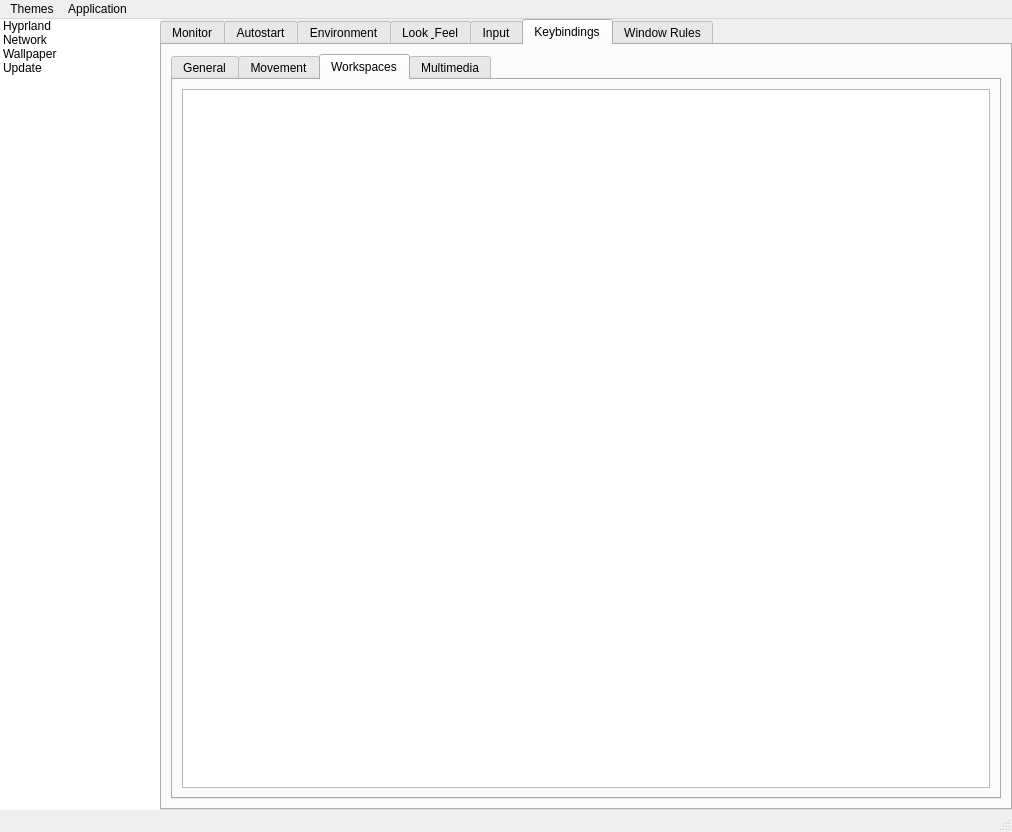
EST2374/hypr-set, file hyprset/ui/generated/widget.ui: the form before one commit.
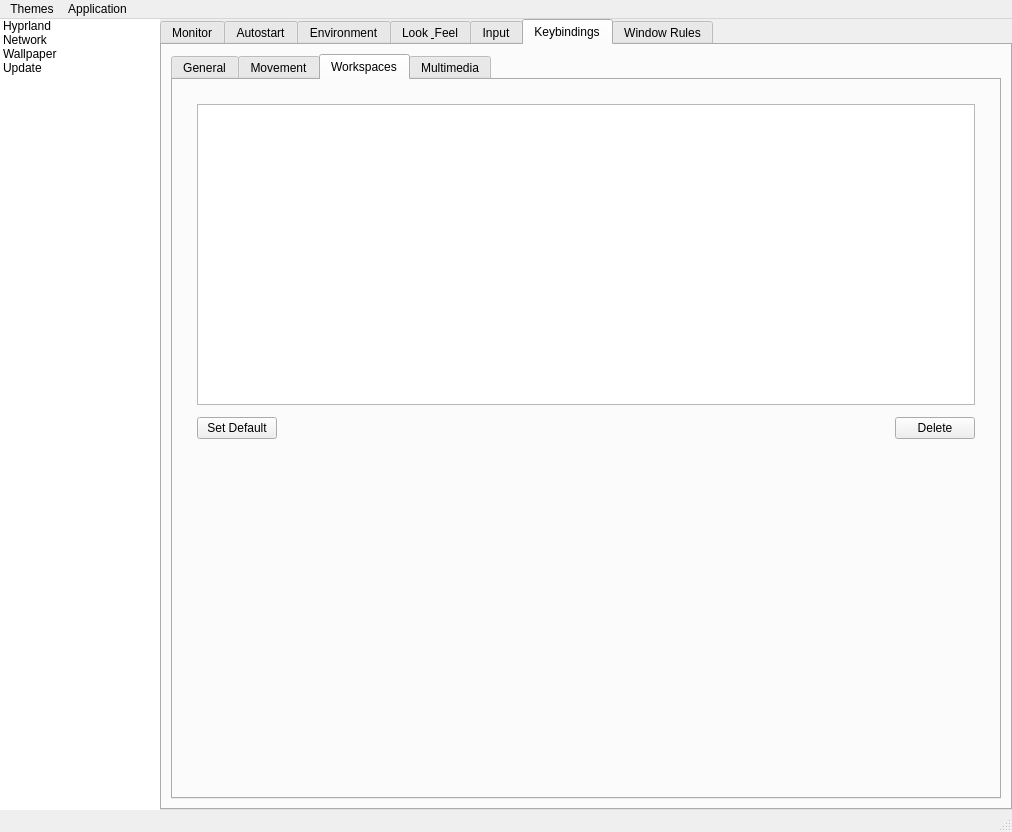
The form after the commit. The open tabs and pages were chosen to show the change.

```diff
--- a/hyprset/ui/generated/widget.ui
+++ b/hyprset/ui/generated/widget.ui
@@ -1363,9 +1363,78 @@
                <attribute name="title">
                 <string>Workspaces</string>
                </attribute>
-               <layout class="QVBoxLayout" name="verticalLayout_6">
+               <layout class="QVBoxLayout" name="verticalLayout_15">
+                <property name="spacing">
+                 <number>16</number>
+                </property>
+                <property name="leftMargin">
+                 <number>24</number>
+                </property>
+                <property name="topMargin">
+                 <number>24</number>
+                </property>
+                <property name="rightMargin">
+                 <number>24</number>
+                </property>
+                <property name="bottomMargin">
+                 <number>24</number>
+                </property>
                 <item>
-                 <widget class="QListWidget" name="workspaces_list"/>
+                 <layout class="QVBoxLayout" name="workspace_layout">
+                  <property name="spacing">
+                   <number>12</number>
+                  </property>
+                  <item>
+                   <widget class="QListWidget" name="workspaces_list"/>
+                  </item>
+                  <item>
+                   <layout class="QHBoxLayout" name="workspace_button_layout">
+                    <property name="spacing">
+                     <number>8</number>
+                    </property>
+                    <item>
+                     <widget class="QPushButton" name="set_default_workspace_button">
+                      <property name="text">
+                       <string>Set Default</string>
+                      </property>
+                     </widget>
+                    </item>
+                    <item>
+                     <spacer name="workspace_spacer">
+                      <property name="orientation">
+                       <enum>Qt::Orientation::Horizontal</enum>
+                      </property>
+                      <property name="sizeHint" stdset="0">
+                       <size>
+                        <width>40</width>
+                        <height>20</height>
+                       </size>
+                      </property>
+                     </spacer>
+                    </item>
+                    <item>
+                     <widget class="QPushButton" name="delete_workspace_button">
+                      <property name="text">
+                       <string>Delete</string>
+                      </property>
+                     </widget>
+                    </item>
+                   </layout>
+                  </item>
+                 </layout>
+                </item>
+                <item>
+                 <spacer name="workspace_bottom_spacer">
+                  <property name="orientation">
+                   <enum>Qt::Orientation::Vertical</enum>
+                  </property>
+                  <property name="sizeHint" stdset="0">
+                   <size>
+                    <width>20</width>
+                    <height>40</height>
+                   </size>
+                  </property>
+                 </spacer>
                 </item>
                </layout>
               </widget>
```
Left out of the diff: 286 changed lines with no effect on the pictures.
